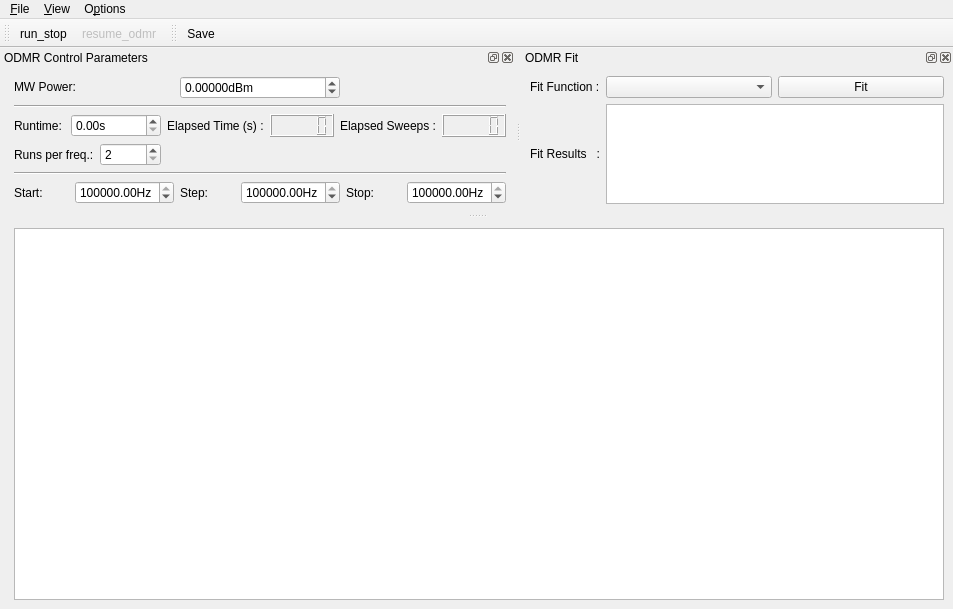
Qt form gui/bay_opt_odmr/ui_odmrgui.ui (sriharijayaram5/qudi) before a commit.
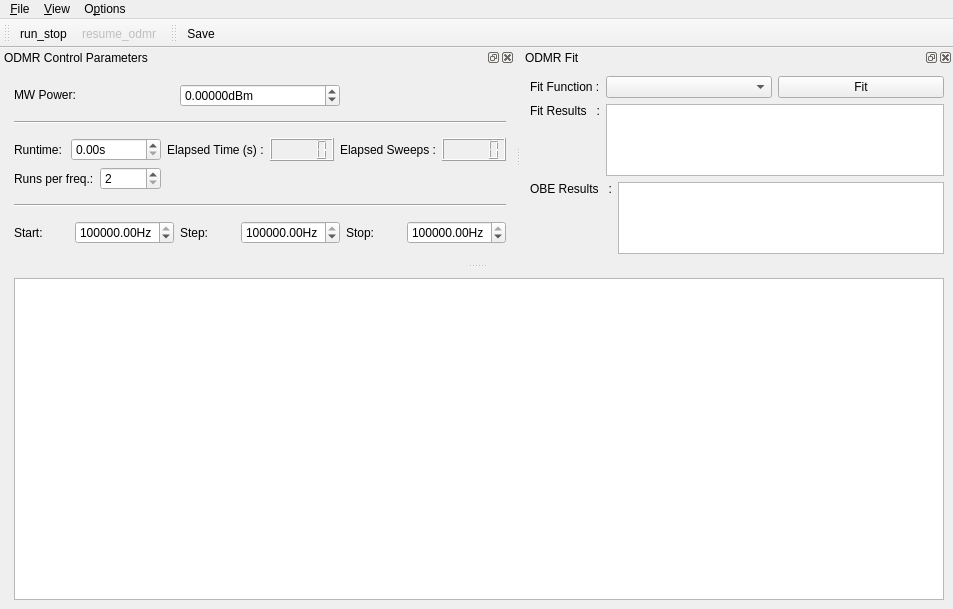
The same form after that commit. Icons and pictures are not drawn. Custom widgets are drawn as their Qt base class.

Commit message: inclusion of STD based stop in OptBay routines and cw_3 fast method usage plus bug fixes. also convenience functions in ODMR GUI

```diff
--- a/gui/bay_opt_odmr/ui_odmrgui.ui
+++ b/gui/bay_opt_odmr/ui_odmrgui.ui
@@ -196,6 +196,9 @@
        <property name="orientation">
         <enum>Qt::Horizontal</enum>
        </property>
+       <property name="sizeType">
+        <enum>QSizePolicy::MinimumExpanding</enum>
+       </property>
        <property name="sizeHint" stdset="0">
         <size>
          <width>5</width>
@@ -432,6 +435,8 @@
       <verstretch>0</verstretch>
      </sizepolicy>
     </property>
+    <layout class="QGridLayout" name="gridLayout_4">
+     <item row="0" column="0">
     <layout class="QGridLayout" name="gridLayout_2">
      <item row="0" column="0">
       <widget class="QLabel" name="label_9">
@@ -446,19 +451,6 @@
        </property>
       </widget>
      </item>
-     <item row="1" column="0">
-      <widget class="QLabel" name="label_12">
-       <property name="sizePolicy">
-        <sizepolicy hsizetype="Fixed" vsizetype="Fixed">
-         <horstretch>0</horstretch>
-         <verstretch>0</verstretch>
-        </sizepolicy>
-       </property>
-       <property name="text">
-        <string>Fit Results   :</string>
-       </property>
-      </widget>
-     </item>
      <item row="0" column="1">
       <widget class="FitSettingsComboBox" name="fit_methods_ComboBox">
        <property name="sizePolicy">
@@ -482,7 +474,24 @@
        </property>
       </widget>
      </item>
-     <item row="1" column="1" colspan="2">
+      </layout>
+     </item>
+     <item row="1" column="0">
+      <layout class="QFormLayout" name="formLayout">
+       <item row="0" column="0">
+        <widget class="QLabel" name="label_12">
+         <property name="sizePolicy">
+          <sizepolicy hsizetype="Fixed" vsizetype="Fixed">
+           <horstretch>0</horstretch>
+           <verstretch>0</verstretch>
+          </sizepolicy>
+         </property>
+         <property name="text">
+          <string>Fit Results   :</string>
+         </property>
+        </widget>
+       </item>
+       <item row="0" column="1">
       <widget class="QTextBrowser" name="odmr_fit_results_DisplayWidget">
        <property name="sizePolicy">
         <sizepolicy hsizetype="Ignored" vsizetype="Expanding">
@@ -503,6 +512,47 @@
         <bool>true</bool>
        </property>
       </widget>
+       </item>
+      </layout>
+     </item>
+     <item row="2" column="0">
+      <layout class="QFormLayout" name="formLayout_2">
+       <item row="0" column="0">
+        <widget class="QLabel" name="label_13">
+         <property name="sizePolicy">
+          <sizepolicy hsizetype="Fixed" vsizetype="Fixed">
+           <horstretch>0</horstretch>
+           <verstretch>0</verstretch>
+          </sizepolicy>
+         </property>
+         <property name="text">
+          <string>OBE Results   :</string>
+         </property>
+        </widget>
+       </item>
+       <item row="0" column="1">
+        <widget class="QTextBrowser" name="obe_results_DisplayWidget">
+         <property name="sizePolicy">
+          <sizepolicy hsizetype="Ignored" vsizetype="Expanding">
+           <horstretch>0</horstretch>
+           <verstretch>0</verstretch>
+          </sizepolicy>
+         </property>
+         <property name="baseSize">
+          <size>
+           <width>0</width>
+           <height>1</height>
+          </size>
+         </property>
+         <property name="sizeAdjustPolicy">
+          <enum>QAbstractScrollArea::AdjustToContents</enum>
+         </property>
+         <property name="tabChangesFocus">
+          <bool>true</bool>
+         </property>
+        </widget>
+       </item>
+      </layout>
      </item>
     </layout>
    </widget>
```
Left out of the diff: 2 changed lines with no effect on the pictures. Lines whose indentation alone changed are shown as unchanged. The commit also changes 3 other files.
